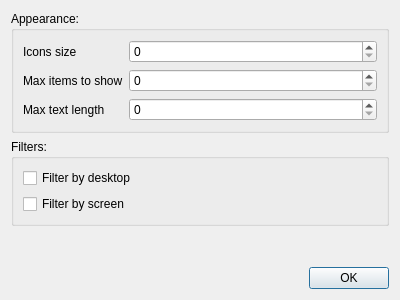
Old version of the form config/config.ui in the repository zjes/lxqt-appswitcher.
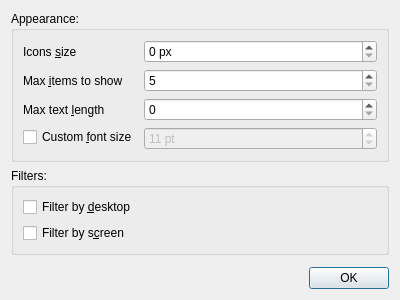
New version of the form.

Commit message: Added custom font size, increase max len of text limit, added memonics for configure dialog

```diff
--- a/config/config.ui
+++ b/config/config.ui
@@ -23,32 +23,76 @@
       <item row="0" column="0">
        <widget class="QLabel" name="label">
         <property name="text">
-         <string>Icons size</string>
+         <string>Icons &amp;size</string>
+        </property>
+        <property name="buddy">
+         <cstring>iconSizeEdt</cstring>
         </property>
        </widget>
       </item>
       <item row="0" column="1">
-       <widget class="QSpinBox" name="iconSizeEdt"/>
+       <widget class="QSpinBox" name="iconSizeEdt">
+        <property name="suffix">
+         <string> px</string>
+        </property>
+       </widget>
       </item>
       <item row="1" column="0">
        <widget class="QLabel" name="label_2">
         <property name="text">
-         <string>Max items to show</string>
+         <string>Max &amp;items to show</string>
+        </property>
+        <property name="buddy">
+         <cstring>maxItemsEdt</cstring>
         </property>
        </widget>
       </item>
       <item row="1" column="1">
-       <widget class="QSpinBox" name="maxItemsEdt"/>
+       <widget class="QSpinBox" name="maxItemsEdt">
+        <property name="minimum">
+         <number>5</number>
+        </property>
+       </widget>
       </item>
       <item row="2" column="0">
        <widget class="QLabel" name="label_3">
         <property name="text">
-         <string>Max text length</string>
+         <string>Max text &amp;length</string>
+        </property>
+        <property name="buddy">
+         <cstring>maxLengthEdt</cstring>
         </property>
        </widget>
       </item>
       <item row="2" column="1">
-       <widget class="QSpinBox" name="maxLengthEdt"/>
+       <widget class="QSpinBox" name="maxLengthEdt">
+        <property name="maximum">
+         <number>999</number>
+        </property>
+       </widget>
+      </item>
+      <item row="3" column="0">
+       <widget class="QCheckBox" name="fontSizeEnabled">
+        <property name="text">
+         <string>Custom &amp;font size</string>
+        </property>
+       </widget>
+      </item>
+      <item row="3" column="1">
+       <widget class="QSpinBox" name="fontSize">
+        <property name="enabled">
+         <bool>false</bool>
+        </property>
+        <property name="suffix">
+         <string> pt</string>
+        </property>
+        <property name="minimum">
+         <number>1</number>
+        </property>
+        <property name="value">
+         <number>11</number>
+        </property>
+       </widget>
       </item>
      </layout>
     </widget>
@@ -62,14 +106,14 @@
       <item>
        <widget class="QCheckBox" name="filterDskChk">
         <property name="text">
-         <string>Filter by desktop</string>
+         <string>Filter by &amp;desktop</string>
         </property>
        </widget>
       </item>
       <item>
        <widget class="QCheckBox" name="filterScrChk">
         <property name="text">
-         <string>Filter by screen</string>
+         <string>Filter by s&amp;creen</string>
         </property>
        </widget>
       </item>
```
The commit also changes 4 other files.
